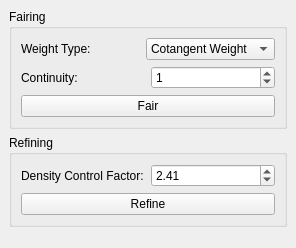
First picture: the form in Polyhedron/demo/Polyhedron/Fairing_widget.ui, repository CGAL/cgal, before the edit.
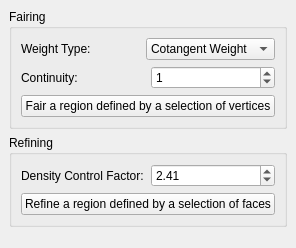
Second picture: the form after the edit.

Commit message: rename button to help guessing what is the input

```diff
--- a/Polyhedron/demo/Polyhedron/Fairing_widget.ui
+++ b/Polyhedron/demo/Polyhedron/Fairing_widget.ui
@@ -76,7 +76,7 @@
        <item>
         <widget class="QPushButton" name="Fair_button">
          <property name="text">
-          <string>Fair</string>
+          <string>Fair a region defined by a selection of vertices</string>
          </property>
         </widget>
        </item>
@@ -116,7 +116,7 @@
        <item>
         <widget class="QPushButton" name="Refine_button">
          <property name="text">
-          <string>Refine</string>
+          <string>Refine a region defined by a selection of faces</string>
          </property>
         </widget>
        </item>
```
